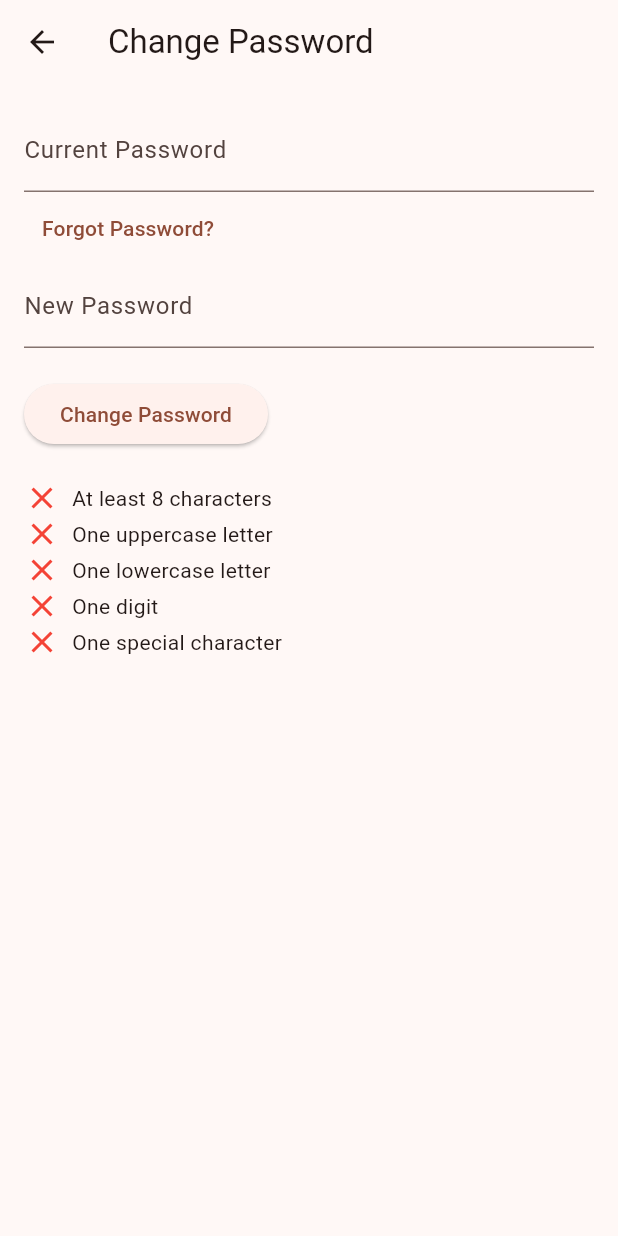
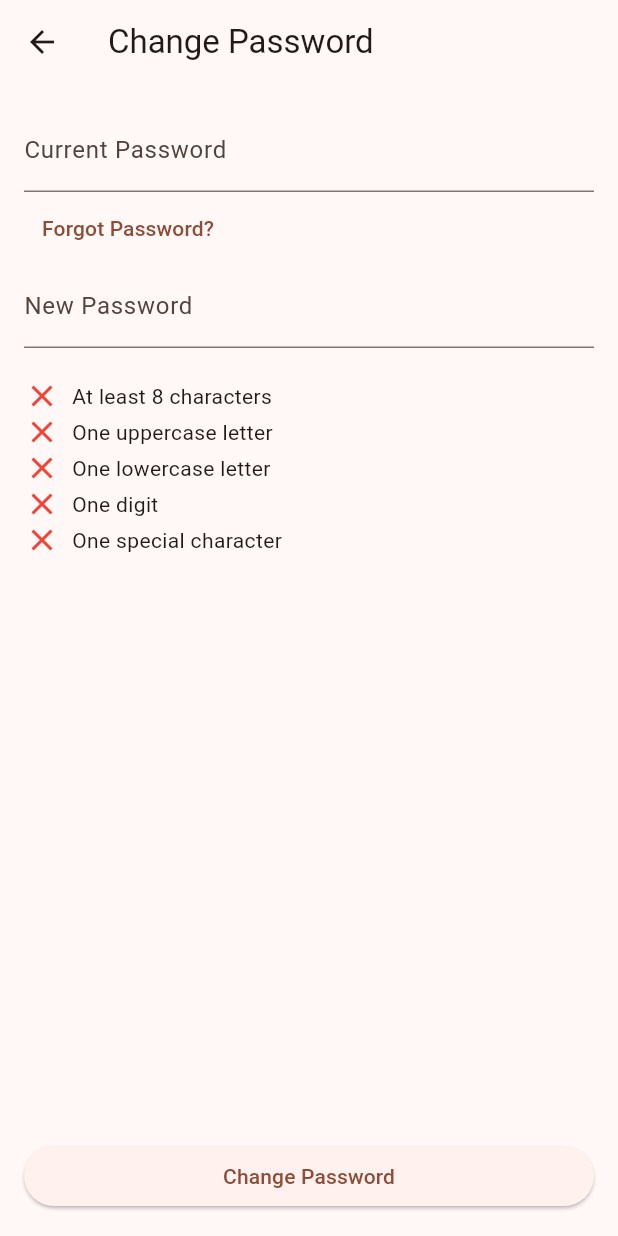
Before and after one commit to Hayaalbaker/2024-25_GP_11, a Flutter app: the ChangePasswordPage screen opened directly, on a phone screen of 412 x 824 dp. Run offline on Flutter 3.47's test engine with Material 3 defaults, Android fonts, the phone set to English and light mode, and no system bars; our stand-ins replace cloud_firestore, firebase_auth, firebase_core, firebase_storage, flutter_rating_bar, image_picker and 1 more; missing offline and left inert: encrypt, info_popup, rating_summary; accounts and stored records are empty; network calls fail.

Commit message:
error messages

```diff
--- a/lib/profile_settings.dart
+++ b/lib/profile_settings.dart
@@ -259,21 +259,46 @@ class _ChangePasswordPageState extends State<ChangePasswordPage> {
   TextEditingController _currentPasswordController = TextEditingController();
   TextEditingController _newPasswordController = TextEditingController();
 
+  String? _errorMessage;
+
   Future<void> _changePassword() async {
     User? user = _auth.currentUser;
     try {
       // Re-authenticate the user
       String email = user!.email!;
-      AuthCredential credential = EmailAuthProvider.credential(email: email, password: _currentPasswordController.text);
+      AuthCredential credential = EmailAuthProvider.credential(
+        email: email,
+        password: _currentPasswordController.text,
+      );
       await user.reauthenticateWithCredential(credential);
 
+      // Validate password requirements
+      if (_validatePasswordRequirements(_newPasswordController.text)) {
         // Update password
         await user.updatePassword(_newPasswordController.text);
         ScaffoldMessenger.of(context).showSnackBar(SnackBar(content: Text('Password changed successfully!')));
         Navigator.pop(context); // Return to Profile Settings
+      } else {
+        setState(() {
+          _errorMessage = 'Your new password does not meet the required criteria.';
+        });
+      }
     } catch (e) {
-      ScaffoldMessenger.of(context).showSnackBar(SnackBar(content: Text('Error changing password: $e')));
+      // Handle reauthentication failure (wrong current password)
+      setState(() {
+        _errorMessage = 'Incorrect current password. Please try again.';
+      });
     }
+  }
+
+  bool _validatePasswordRequirements(String password) {
+    bool isValid = true;
+    if (password.length < 8) isValid = false;
+    if (!password.contains(RegExp(r'[A-Z]'))) isValid = false;
+    if (!password.contains(RegExp(r'[a-z]'))) isValid = false;
+    if (!password.contains(RegExp(r'[0-9]'))) isValid = false;
+    if (!password.contains(RegExp(r'[!@#\$&*~]'))) isValid = false;
+    return isValid;
   }
 
   @override
@@ -285,11 +310,18 @@ class _ChangePasswordPageState extends State<ChangePasswordPage> {
       body: Padding(
         padding: const EdgeInsets.all(16.0),
         child: Column(
+          children: [
+            Expanded(
+              child: SingleChildScrollView(
+                child: Column(
                   crossAxisAlignment: CrossAxisAlignment.start,
                   children: [
                     TextField(
                       controller: _currentPasswordController,
-              decoration: InputDecoration(labelText: 'Current Password'),
+                      decoration: InputDecoration(
+                        labelText: 'Current Password',
+                        errorText: _errorMessage != null && _errorMessage!.contains('current') ? _errorMessage : null,
+                      ),
                       obscureText: true,
                     ),
                     TextButton(
@@ -303,24 +335,37 @@ class _ChangePasswordPageState extends State<ChangePasswordPage> {
                     ),
                     TextField(
                       controller: _newPasswordController,
-              decoration: InputDecoration(labelText: 'New Password'),
+                      decoration: InputDecoration(
+                        labelText: 'New Password',
+                        errorText: _errorMessage != null && _errorMessage!.contains('new') ? _errorMessage : null,
+                      ),
                       obscureText: true,
-            ),
-            SizedBox(height: 20),
-            ElevatedButton(
-              onPressed: _changePassword,
-              child: Text('Change Password'),
                     ),
                     SizedBox(height: 20),
                     // Password requirements display
                     Column(
                       children: [
                         _passwordRequirement('At least 8 characters', _newPasswordController.text.length >= 8),
-                _passwordRequirement('One uppercase letter', _newPasswordController.text.contains(RegExp(r'[A-Z]'))),
-                _passwordRequirement('One lowercase letter', _newPasswordController.text.contains(RegExp(r'[a-z]'))),
+                        _passwordRequirement('One uppercase letter',
+                            _newPasswordController.text.contains(RegExp(r'[A-Z]'))),
+                        _passwordRequirement('One lowercase letter',
+                            _newPasswordController.text.contains(RegExp(r'[a-z]'))),
                         _passwordRequirement('One digit', _newPasswordController.text.contains(RegExp(r'[0-9]'))),
-                _passwordRequirement('One special character', _newPasswordController.text.contains(RegExp(r'[!@#\$&*~]'))),
+                        _passwordRequirement('One special character',
+                            _newPasswordController.text.contains(RegExp(r'[!@#\$&*~]'))),
                       ],
+                    ),
+                  ],
+                ),
+              ),
+            ),
+            // Change Password Button
+            SizedBox(
+              width: double.infinity,
+              child: ElevatedButton(
+                onPressed: _changePassword,
+                child: Text('Change Password'),
+              ),
             ),
           ],
         ),
@@ -331,7 +376,8 @@ class _ChangePasswordPageState extends State<ChangePasswordPage> {
   Widget _passwordRequirement(String text, bool requirementMet) {
     return Row(
       children: [
-        Icon(requirementMet ? Icons.check : Icons.clear, color: requirementMet ? Colors.green : Colors.red),
+        Icon(requirementMet ? Icons.check : Icons.clear,
+            color: requirementMet ? Colors.green : Colors.red),
         SizedBox(width: 8),
         Text(text),
       ],
```
Lines whose indentation alone changed are shown as unchanged.
